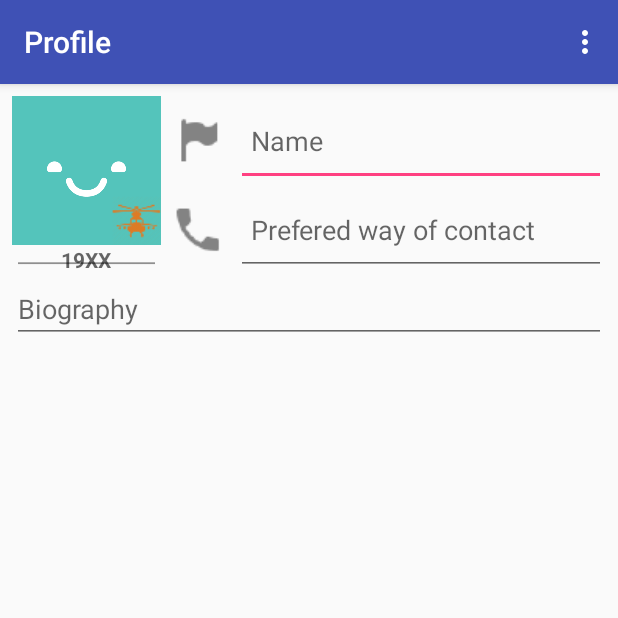
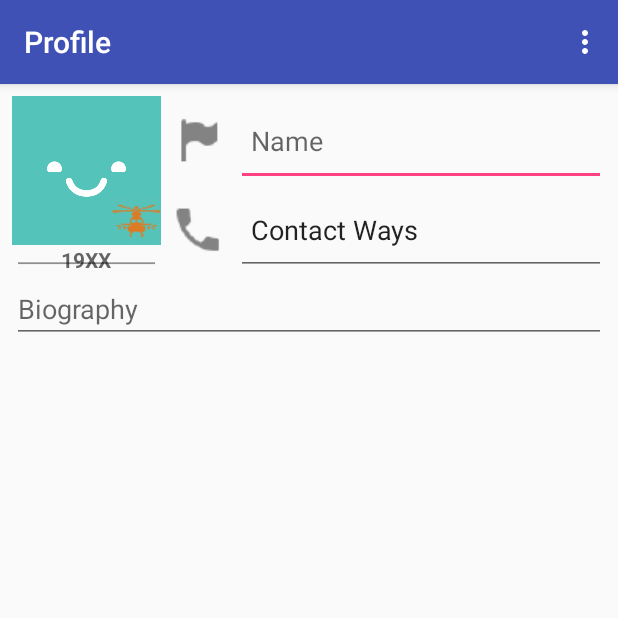
Before and after one commit to FluffyBucket/dat255, an Android app: the ProfileActivity screen opened directly, with no data from a screen before it, on a phone screen of 412 x 824 dp, the top half of it. Run offline under Robolectric (Android 15) with nearby library versions, the phone set to English and light mode, and no system bars; our stand-ins replace Firebase (no records; nobody signed in at launch, a user with empty details on screens opened directly), data binding; libraries missing offline, so code that uses them is left out: com.firebase.ui; 3 statements that could not run were skipped.

Commit message:
Disable contact information on the profile
This needs to be reimplemented to reflect the changes to the user data.

```diff
--- a/app/src/main/res/layout/activity_profile.xml
+++ b/app/src/main/res/layout/activity_profile.xml
@@ -136,10 +136,10 @@
                                 android:inputType="textPersonName"
                                 android:ems="10"
                                 android:layout_weight="1"
-                                android:hint="Prefered way of contact"
+                                android:hint="Preferred way of contact"
                                 android:paddingLeft="10dp"
                                 android:id="@+id/prefContactWayText"
-                                android:text="@{user.prefContactWay}" />
+                                android:text="Contact Ways" />
                         </LinearLayout>
 
                     </LinearLayout>
```
